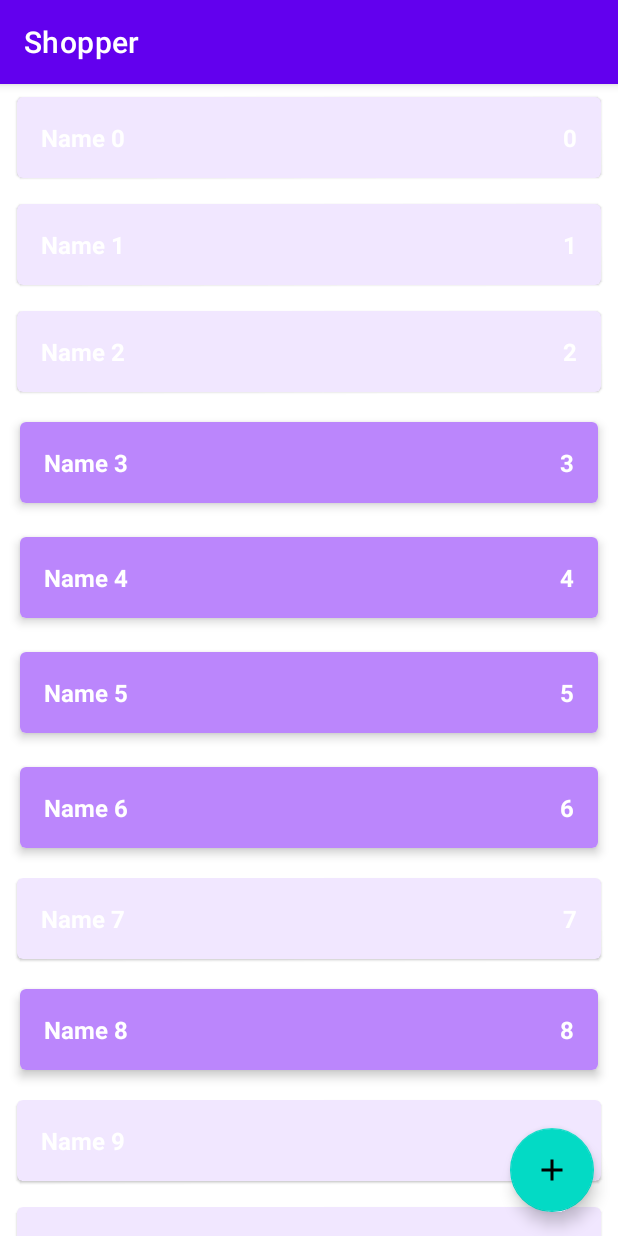
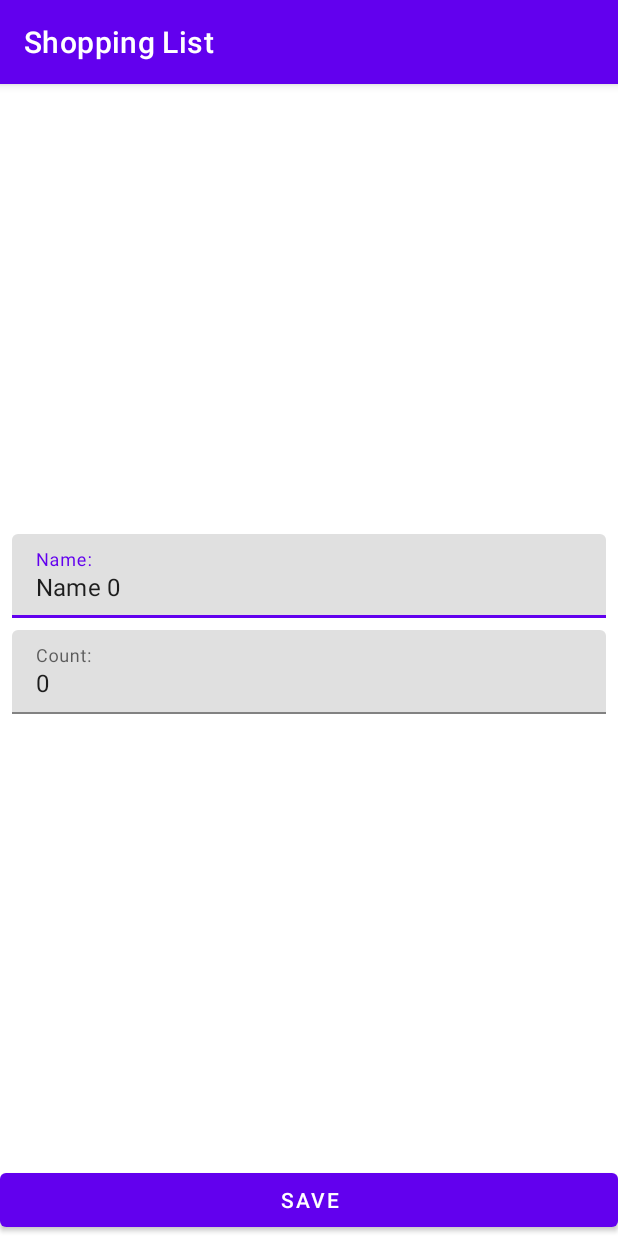
Before and after one commit to elchin123321/Shopper, an Android app: the screen it shows after launch (MainActivity before the commit, ShopItemActivity after it), after a tap on an icon or button, on a phone screen of 412 x 824 dp. Run offline under Robolectric (Android 15) with nearby library versions, the phone set to English and light mode, and no system bars.

Commit message:
Second View Done

```diff
--- a/app/build.gradle
+++ b/app/build.gradle
@@ -37,6 +37,7 @@ dependencies {
     implementation 'androidx.appcompat:appcompat:1.5.1'
     implementation 'com.google.android.material:material:1.6.1'
     implementation 'androidx.constraintlayout:constraintlayout:2.1.4'
+    implementation 'androidx.legacy:legacy-support-v4:1.0.0'
     testImplementation 'junit:junit:4.+'
     androidTestImplementation 'androidx.test.ext:junit:1.1.3'
     androidTestImplementation 'androidx.test.espresso:espresso-core:3.4.0'
--- a/app/src/main/AndroidManifest.xml
+++ b/app/src/main/AndroidManifest.xml
@@ -10,6 +10,10 @@
         android:supportsRtl="true"
         android:theme="@style/Theme.Shopper">
         <activity
+            android:name=".presentation.ShopItemActivity"
+            android:windowSoftInputMode="adjustResize"
+            android:exported="true" />
+        <activity
             android:name=".presentation.MainActivity"
             android:exported="true">
             <intent-filter>
--- a/app/src/main/java/com/ei/android/shopper/data/ShopListRepositoryImpl.kt
+++ b/app/src/main/java/com/ei/android/shopper/data/ShopListRepositoryImpl.kt
@@ -14,7 +14,7 @@ object ShopListRepositoryImpl:ShopListRepository {
 
     private var autoIncrementId = 0
     init{
-        for(i in 0 until 1000){
+        for(i in 0 until 10){
             val item = ShopItem("Name $i",i,Random.nextBoolean())
             addShopItem(item)
         }
--- a/app/src/main/java/com/ei/android/shopper/presentation/MainActivity.kt
+++ b/app/src/main/java/com/ei/android/shopper/presentation/MainActivity.kt
@@ -1,27 +1,60 @@
 package com.ei.android.shopper.presentation
 
+import android.os.Bundle
+import android.widget.Toast
 import androidx.appcompat.app.AppCompatActivity
-import android.os.Bundle
-import android.util.Log
+import androidx.fragment.app.FragmentContainer
+import androidx.fragment.app.FragmentContainerView
+import androidx.fragment.app.FragmentManager
 import androidx.lifecycle.ViewModelProvider
 import androidx.recyclerview.widget.ItemTouchHelper
 import androidx.recyclerview.widget.RecyclerView
 import com.ei.android.shopper.R
-import com.ei.android.shopper.domain.ShopItem
+import com.google.android.material.floatingactionbutton.FloatingActionButton
 
-class MainActivity : AppCompatActivity() {
+class MainActivity : AppCompatActivity(),ShopItemFragment.OnEditingFinishedListener {
 
     private lateinit var viewModel: MainViewModel
     private lateinit var shopListAdapter: ShopListAdapter
+    private var shopItemContainer:FragmentContainerView? = null
+
     override fun onCreate(savedInstanceState: Bundle?) {
         super.onCreate(savedInstanceState)
         setContentView(R.layout.activity_main)
-
+        shopItemContainer = findViewById(R.id.shop_item_container)
         setupRecyclerView()
         viewModel = ViewModelProvider(this)[MainViewModel::class.java]
-        viewModel.shopList.observe(this){
+        viewModel.shopList.observe(this) {
             shopListAdapter.submitList(it)
         }
+        val buttonAddItem = findViewById<FloatingActionButton>(R.id.button_add_shop_item)
+        buttonAddItem.setOnClickListener {
+            setupAddMenu()
+        }
+    }
+
+    private fun setupAddMenu(){
+        shopItemContainer?.let {
+            addFragment(it,ShopItemFragment.newInstanceAddItem())
+        }?:startActivity(ShopItemActivity.newIntentAdd(this))
+    }
+
+    private fun addFragment(it: FragmentContainerView,fragment: ShopItemFragment): Int {
+        supportFragmentManager.popBackStack()
+        return supportFragmentManager.beginTransaction()
+            .replace(it.id, fragment)
+            .addToBackStack(null)
+            .commit()
+    }
+    override fun onEditingFinished() {
+        Toast.makeText(this@MainActivity,"Success",Toast.LENGTH_SHORT).show()
+        supportFragmentManager.popBackStack()
+    }
+
+    private fun setupChangeMenu(itemId:Int){
+        shopItemContainer?.let {
+            addFragment(it,ShopItemFragment.newInstanceEditItem(itemId))
+        }?:startActivity(ShopItemActivity.newIntentChange(this, itemId))
     }
 
     private fun setupRecyclerView() {
@@ -67,7 +100,7 @@ class MainActivity : AppCompatActivity() {
 
     private fun setupClickListener() {
         shopListAdapter.onShopItemClick = {
-            Log.d("OnClickTest", it.toString())
+            setupChangeMenu(it.id)
         }
     }
 
@@ -77,4 +110,7 @@ class MainActivity : AppCompatActivity() {
         }
     }
 
+
+
+
 }
--- /dev/null
+++ b/app/src/main/java/com/ei/android/shopper/presentation/ShopItemActivity.kt
@@ -0,0 +1,94 @@
+package com.ei.android.shopper.presentation
+
+import android.content.Context
+import android.content.Intent
+import androidx.appcompat.app.AppCompatActivity
+import android.os.Bundle
+import android.text.Editable
+import android.text.TextWatcher
+import android.util.Log
+import android.widget.Button
+import android.widget.EditText
+import android.widget.Toast
+import androidx.lifecycle.Observer
+import androidx.lifecycle.ViewModelProvider
+import com.ei.android.shopper.R
+import com.ei.android.shopper.domain.ShopItem
+import com.google.android.material.textfield.TextInputLayout
+import java.lang.RuntimeException
+
+class ShopItemActivity : AppCompatActivity(), ShopItemFragment.OnEditingFinishedListener {
+
+
+    private var screenMode = MODE_UNKNOWN
+    private var shopItemId = ShopItem.UNDEFINED_ID
+
+
+    override fun onCreate(savedInstanceState: Bundle?) {
+        super.onCreate(savedInstanceState)
+        setContentView(R.layout.activity_shop_item)
+        parseIntent()
+        if (savedInstanceState == null) { launchRightMode() }
+
+
+    }
+
+    private fun launchRightMode() {
+        val fragment = when (screenMode) {
+            MODE_CHANGE -> ShopItemFragment.newInstanceEditItem(shopItemId)
+            MODE_ADD -> ShopItemFragment.newInstanceAddItem()
+            else -> throw RuntimeException("Unknown screen mode $screenMode")
+        }
+        supportFragmentManager.beginTransaction()
+            .replace(R.id.shop_item_container, fragment)
+            .commit()
+    }
+
+
+    private fun parseIntent() {
+        if (!intent.hasExtra(EXTRA_SCREEN_MODE)) {
+            throw RuntimeException("Param screen mode is absent")
+        }
+        val mode = intent.getStringExtra(EXTRA_SCREEN_MODE)
+        if (mode != MODE_ADD && mode != MODE_CHANGE) {
+            throw RuntimeException("Unknown screen mode $mode")
+        }
+        screenMode = mode
+        if (screenMode == MODE_CHANGE) {
+            if (!intent.hasExtra(EXTRA_SHOP_ITEM_ID)) {
+                throw RuntimeException("Param shop item id is absent")
+            }
+            shopItemId = intent.getIntExtra(EXTRA_SHOP_ITEM_ID, ShopItem.UNDEFINED_ID)
+
+        }
+    }
+
+
+    companion object {
+
+        private const val EXTRA_SCREEN_MODE = "extra_mode"
+        private const val EXTRA_SHOP_ITEM_ID = "extra_shop_item_id"
+        private const val MODE_ADD = "mode_add"
+        private const val MODE_CHANGE = "mode_change"
+
+        private const val MODE_UNKNOWN = ""
+
+
+        fun newIntentChange(context: Context, itemId: Int): Intent {
+            val intent = Intent(context, ShopItemActivity::class.java)
+            intent.putExtra(EXTRA_SCREEN_MODE, MODE_CHANGE)
+            intent.putExtra(EXTRA_SHOP_ITEM_ID, itemId)
+            return intent
+        }
+
+        fun newIntentAdd(context: Context): Intent {
+            val intent = Intent(context, ShopItemActivity::class.java)
+            intent.putExtra(EXTRA_SCREEN_MODE, MODE_ADD)
+            return intent
+        }
+    }
+
+    override fun onEditingFinished() {
+        finish()
+    }
+}
--- /dev/null
+++ b/app/src/main/java/com/ei/android/shopper/presentation/ShopItemFragment.kt
@@ -0,0 +1,191 @@
+package com.ei.android.shopper.presentation
+
+import android.content.Context
+import android.os.Bundle
+import android.text.Editable
+import android.text.TextWatcher
+import android.util.Log
+import android.view.LayoutInflater
+import android.view.View
+import android.view.ViewGroup
+import android.widget.Button
+import android.widget.EditText
+import androidx.fragment.app.Fragment
+import androidx.lifecycle.ViewModelProvider
+import com.ei.android.shopper.R
+import com.ei.android.shopper.domain.ShopItem
+import com.google.android.material.textfield.TextInputLayout
+import java.lang.RuntimeException
+
+class ShopItemFragment: Fragment() {
+
+    private lateinit var viewModel: ShopItemViewModel
+    private lateinit var onEditingFinishedListener:OnEditingFinishedListener
+
+    private lateinit var tilName: TextInputLayout
+    private lateinit var tilCount: TextInputLayout
+    private lateinit var etName: EditText
+    private lateinit var etCount: EditText
+    private lateinit var buttonSave: Button
+
+    private var screenMode: String = MODE_UNKNOWN
+    private var shopItemId: Int = ShopItem.UNDEFINED_ID
+
+
+    override fun onAttach(context: Context) {
+        super.onAttach(context)
+        if(context is OnEditingFinishedListener){
+            onEditingFinishedListener = context
+        }else{
+            throw RuntimeException("activity must implement OnEditingFinishedListener")
+        }
+    }
+    override fun onCreate(savedInstanceState: Bundle?) {
+        super.onCreate(savedInstanceState)
+        parseParams()
+    }
+    override fun onCreateView(
+        inflater: LayoutInflater,
+        container: ViewGroup?,
+        savedInstanceState: Bundle?
+    ): View? {
+        return inflater.inflate(R.layout.fragment_shop_item, container, false)
+    }
+
+    override fun onViewCreated(view: View, savedInstanceState: Bundle?) {
+        super.onViewCreated(view, savedInstanceState)
+        viewModel = ViewModelProvider(this)[ShopItemViewModel::class.java]
+        initViews(view)
+        viewModel.shouldCloseScreen.observe(viewLifecycleOwner) {
+            onEditingFinishedListener.onEditingFinished()
+        }
+        addErrorHandler()
+        Log.d("Show", screenMode)
+
+        when (screenMode) {
+            MODE_CHANGE -> launchEditMode()
+            MODE_ADD -> launchAddMode()
+        }
+    }
+
+
+    private fun addErrorHandler() {
+        viewModel.errorInputName.observe(viewLifecycleOwner) {
+            if (it) {
+                tilName.isErrorEnabled = true
+                tilName.error = getString(R.string.incorrect_name)
+            } else {
+                tilName.isErrorEnabled = false
+            }
+        }
+        viewModel.errorInputCount.observe(viewLifecycleOwner) {
+            if (it) {
+                tilCount.isErrorEnabled = true
+                tilCount.error = getString(R.string.incorrect_count)
+            } else {
+                tilCount.isErrorEnabled = false
+            }
+        }
+        etName.addTextChangedListener(object : TextWatcher {
+            override fun beforeTextChanged(p0: CharSequence?, p1: Int, p2: Int, p3: Int) {
+            }
+
+            override fun onTextChanged(p0: CharSequence?, p1: Int, p2: Int, p3: Int) {
+                viewModel.resetErrorInputName()
+            }
+
+            override fun afterTextChanged(p0: Editable?) {
+            }
+        })
+
+        etCount.addTextChangedListener(object : TextWatcher {
+            override fun beforeTextChanged(p0: CharSequence?, p1: Int, p2: Int, p3: Int) {
+            }
+
+            override fun onTextChanged(p0: CharSequence?, p1: Int, p2: Int, p3: Int) {
+                viewModel.resetErrorInputCount()
+            }
+
+            override fun afterTextChanged(p0: Editable?) {
+            }
+        })
+    }
+
+    private fun launchEditMode() {
+        viewModel.getItem(shopItemId)
+        viewModel.shopItem.observe(viewLifecycleOwner) {
+            etName.setText(it.name)
+            etCount.setText(it.count.toString())
+        }
+        buttonSave.setOnClickListener {
+            viewModel.changeItem(etName.text.toString(), etCount.text.toString())
+        }
+    }
+
+    private fun launchAddMode() {
+        buttonSave.setOnClickListener {
+            viewModel.addItem(etName.text.toString(), etCount.text.toString())
+        }
+    }
+
+    private fun parseParams() {
+        val args = requireArguments()
+        if (!args.containsKey(SCREEN_MODE)) {
+            throw RuntimeException("Param screen mode is absent")
+        }
+        val mode = args.getString(SCREEN_MODE)
+        if (mode != MODE_ADD && mode != MODE_CHANGE) {
+            throw RuntimeException("Unknown screen mode $mode")
+        }
+        screenMode = mode
+        if (screenMode == MODE_CHANGE) {
+            if (!args.containsKey(SHOP_ITEM_ID)) {
+                throw RuntimeException("Param shop item id is absent")
+            }
+            shopItemId = args.getInt(SHOP_ITEM_ID, ShopItem.UNDEFINED_ID)
+        }
+    }
+
+    private fun initViews(view: View) {
+        with(view) {
+            tilName = findViewById(R.id.til_name)
+            tilCount = findViewById(R.id.til_count)
+            etName = findViewById(R.id.et_name)
+            etCount = findViewById(R.id.et_count)
+            buttonSave = findViewById(R.id.save_button)
+        }
+    }
+
+
+    companion object {
+
+        private const val SCREEN_MODE = "extra_mode"
+        private const val SHOP_ITEM_ID = "extra_shop_item_id"
+        private const val MODE_ADD = "mode_add"
+        private const val MODE_CHANGE = "mode_change"
+
+        private const val MODE_UNKNOWN = ""
+
+        fun newInstanceAddItem(): ShopItemFragment {
+            return ShopItemFragment().apply {
+                arguments = Bundle().apply {
+                    putString(SCREEN_MODE, MODE_ADD)
+                }
+            }
+
+        }
+
+        fun newInstanceEditItem(itemId: Int): ShopItemFragment {
+            return ShopItemFragment().apply {
+                arguments = Bundle().apply {
+                    putString(SCREEN_MODE, MODE_CHANGE)
+                    putInt(SHOP_ITEM_ID,itemId)
+                }
+            }
+        }
+    }
+
+    interface OnEditingFinishedListener{
+        fun onEditingFinished()
+    }
+}
--- /dev/null
+++ b/app/src/main/java/com/ei/android/shopper/presentation/ShopItemViewModel.kt
@@ -0,0 +1,99 @@
+package com.ei.android.shopper.presentation
+
+import androidx.lifecycle.LiveData
+import androidx.lifecycle.MutableLiveData
+import androidx.lifecycle.ViewModel
+import com.ei.android.shopper.data.ShopListRepositoryImpl
+import com.ei.android.shopper.domain.*
+import java.lang.Exception
+
+class ShopItemViewModel : ViewModel() {
+    private val repository = ShopListRepositoryImpl
+
+    private val getShopItem = GetShopItemById(repository)
+    private val changeShopItem = ChangeShopItem(repository)
+    private val addShopItem = AddShopItem(repository)
+
+    private var _errorInputName = MutableLiveData<Boolean>()
+    val errorInputName: LiveData<Boolean>
+        get() = _errorInputName
+
+    private var _errorInputCount = MutableLiveData<Boolean>()
+    val errorInputCount: LiveData<Boolean>
+        get() = _errorInputCount
+
+    private var _shopItem = MutableLiveData<ShopItem>()
+    val shopItem: LiveData<ShopItem>
+        get() = _shopItem
+
+    private var _shouldCloseScreen = MutableLiveData<Unit>()
+    val shouldCloseScreen: LiveData<Unit>
+        get() = _shouldCloseScreen
+
+    fun getItem(itemId: Int) {
+        val item = getShopItem.getShopItem(itemId)
+        _shopItem.value = item
+    }
+
+    fun changeItem(inputName: String?, inputCount: String) {
+        val name = parseName(inputName)
+        val count = parseCount(inputCount)
+        val fieldsValid = validateInput(name, count)
+        if (fieldsValid) {
+            _shopItem.value?.let {
+                val item = it.copy(name = name, count = count)
+                changeShopItem.changeShopItem(item)
+                finishWork()
+            }
+        }
+
+    }
+
+    fun addItem(inputName: String?, inputCount: String) {
+        val name = parseName(inputName)
+        val count = parseCount(inputCount)
+        val fieldsValid = validateInput(name, count)
+        if (fieldsValid) {
+            addShopItem.addShopItem(ShopItem(name, count, true))
+            finishWork()
+        }
+
+    }
+
+    private fun parseName(name: String?): String {
+        return name?.trim() ?: ""
+    }
+
+    private fun parseCount(count: String?): Int {
+        return try {
+            count?.trim()?.toInt() ?: 0
+        } catch (e: Exception) {
+            0
+        }
+    }
+
+    private fun validateInput(name: String, count: Int): Boolean {
+        var result = true
+        if (name.isBlank()) {
+            _errorInputName.value = true
+            result = false
+        }
+        if (count <= 0) {
+            _errorInputCount.value = true
+            result = false
+        }
+        return result
+    }
+
+    fun resetErrorInputName() {
+        _errorInputName.value = false
+    }
+
+    fun resetErrorInputCount() {
+        _errorInputCount.value = false
+    }
+
+    private fun finishWork() {
+        _shouldCloseScreen.value = Unit
+    }
+}
--- /dev/null
+++ b/app/src/main/res/layout/activity_shop_item.xml
@@ -0,0 +1,9 @@
+<?xml version="1.0" encoding="utf-8"?>
+<androidx.fragment.app.FragmentContainerView xmlns:android="http://schemas.android.com/apk/res/android"
+    xmlns:app="http://schemas.android.com/apk/res-auto"
+    xmlns:tools="http://schemas.android.com/tools"
+    android:id="@+id/shop_item_container"
+    android:layout_width="match_parent"
+    android:layout_height="match_parent"
+    tools:context=".presentation.ShopItemActivity"
+    tools:layout="@layout/fragment_shop_item" />
--- /dev/null
+++ b/app/src/main/res/layout/fragment_shop_item.xml
@@ -0,0 +1,58 @@
+<?xml version="1.0" encoding="utf-8"?>
+<androidx.constraintlayout.widget.ConstraintLayout xmlns:android="http://schemas.android.com/apk/res/android"
+    xmlns:app="http://schemas.android.com/apk/res-auto"
+    xmlns:tools="http://schemas.android.com/tools"
+    android:layout_width="match_parent"
+    android:layout_height="match_parent"
+    tools:context=".presentation.ShopItemFragment">
+
+    <com.google.android.material.textfield.TextInputLayout
+        android:id="@+id/til_name"
+        android:layout_width="0dp"
+        android:layout_height="wrap_content"
+        android:layout_marginStart="8dp"
+        android:layout_marginEnd="8dp"
+        android:layout_marginBottom="4dp"
+        app:layout_constraintBottom_toTopOf="@id/til_count"
+        app:layout_constraintEnd_toEndOf="parent"
+        app:layout_constraintStart_toStartOf="parent"
+        app:layout_constraintTop_toTopOf="parent"
+        app:layout_constraintVertical_chainStyle="packed">
+
+        <com.google.android.material.textfield.TextInputEditText
+            android:id="@+id/et_name"
+            android:layout_width="match_parent"
+            android:layout_height="wrap_content"
+            android:hint="@string/name_hint"
+            android:inputType="textCapWords" />
+    </com.google.android.material.textfield.TextInputLayout>
+
+    <com.google.android.material.textfield.TextInputLayout
+        android:id="@+id/til_count"
+        android:layout_width="0dp"
+        android:layout_height="wrap_content"
+        android:layout_marginStart="8dp"
+        android:layout_marginTop="4dp"
+        android:layout_marginEnd="8dp"
+        app:layout_constraintBottom_toTopOf="@+id/save_button"
+        app:layout_constraintEnd_toEndOf="parent"
+        app:layout_constraintStart_toStartOf="parent"
+        app:layout_constraintTop_toBottomOf="@+id/til_name">
+
+        <com.google.android.material.textfield.TextInputEditText
+            android:id="@+id/et_count"
+            android:layout_width="match_parent"
+            android:layout_height="wrap_content"
+            android:hint="@string/count_hint"
+            android:inputType="number" />
+    </com.google.android.material.textfield.TextInputLayout>
+
+    <Button
+        android:id="@+id/save_button"
+        android:layout_width="0dp"
+        android:layout_height="wrap_content"
+        android:text="@string/save_btn"
+        app:layout_constraintBottom_toBottomOf="parent"
+        app:layout_constraintEnd_toEndOf="parent"
+        app:layout_constraintStart_toStartOf="parent" />
+</androidx.constraintlayout.widget.ConstraintLayout>
--- a/app/src/main/res/values/strings.xml
+++ b/app/src/main/res/values/strings.xml
@@ -1,4 +1,11 @@
 <resources>
-    <string name="app_name">Shopper</string>
+    <string name="app_name">Shopping List</string>
     <string name="add_shop_item_content_description">Add new shop item</string>
+    <string name="name_hint">Name:</string>
+    <string name="count_hint">Count:</string>
+    <string name="save_btn">Save</string>
+    <string name="error_input_name">Invalid name</string>
+    <string name="error_input_count">Invalid count</string>
+    <string name="incorrect_name">Incorrect name!</string>
+    <string name="incorrect_count">Incorrect count!</string>
 </resources>
```
Also changed, not shown: app/src/main/res/layout-land/activity_main.xml (added, +47 -0 lines).
